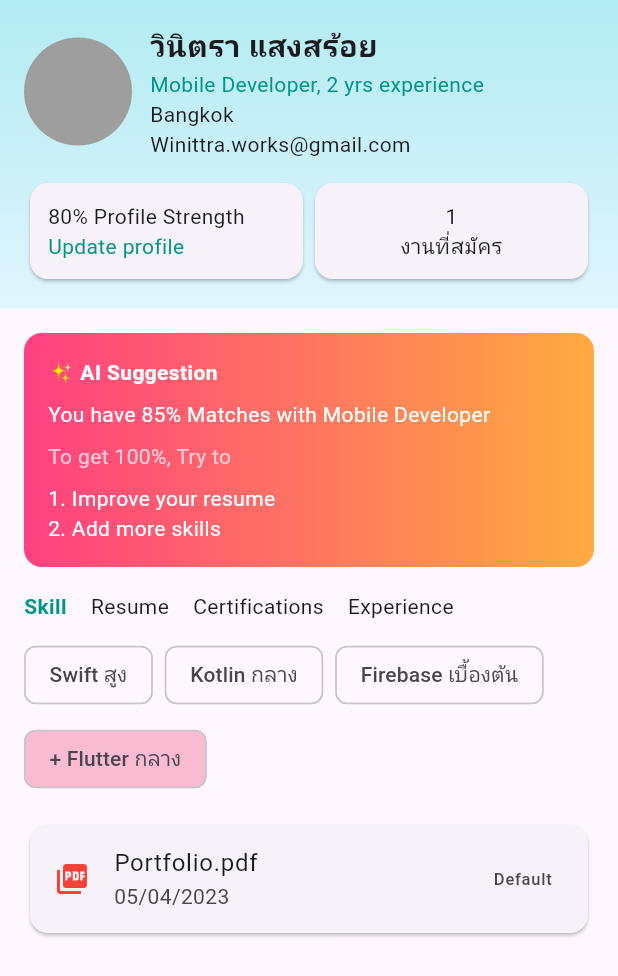
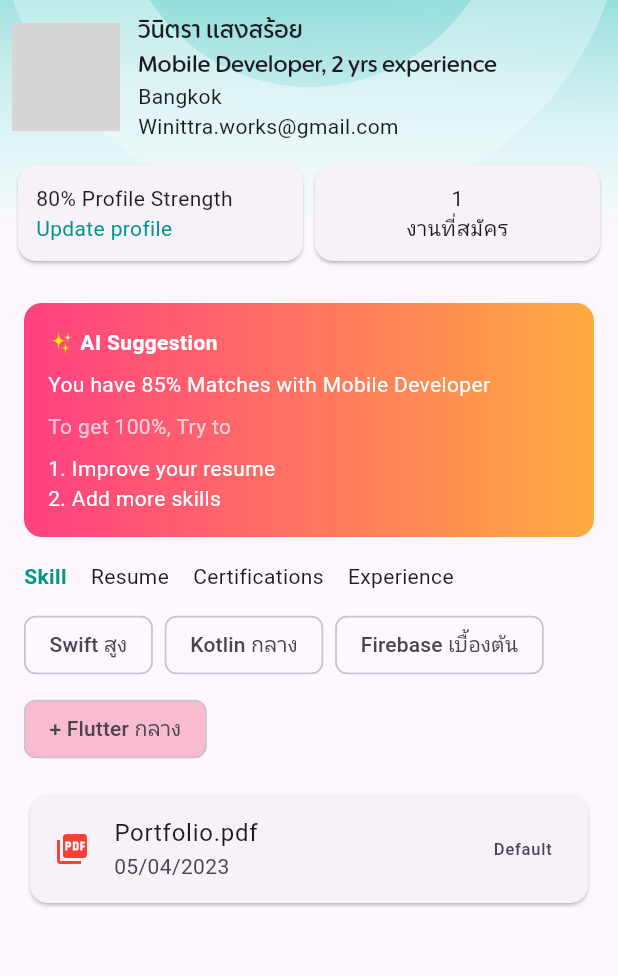
Before and after one commit to GofiveCorp/Jobdeeo-Go5-shark-tank, a Flutter app: the ProfileScreen screen opened directly, on a phone screen of 412 x 824 dp. Shown: the top 976 px of the screen. Run offline on Flutter 3.47's test engine with Material 3 defaults, Android fonts, the phone set to English and light mode, and no system bars; our stand-ins replace flutter_svg; network calls fail; grey boxes are pictures that could not be loaded.

Commit message:
core : add font

```diff
--- a/lib/src/core/base/image_resource.dart
+++ b/lib/src/core/base/image_resource.dart
@@ -15,5 +15,7 @@ class ImageResource {
   static const String profileSelected = 'assets/common/ic_profile.svg';
   static const String swipeSelected = 'assets/common/ic_swipe.svg';
 
+  static const String icProfileHeader = 'assets/common/ic_profile_header.svg';
+
 
 }
--- a/lib/src/features/profile/profile_screen.dart
+++ b/lib/src/features/profile/profile_screen.dart
@@ -1,4 +1,7 @@
 import 'package:flutter/material.dart';
+import 'package:flutter_svg/svg.dart';
+import 'package:jobdeeo/src/core/base/image_resource.dart';
+import 'package:jobdeeo/src/core/base/txt_styles.dart';
 
 class ProfileScreen extends StatefulWidget {
   const ProfileScreen({super.key});
@@ -10,44 +13,63 @@ class ProfileScreen extends StatefulWidget {
 class _ProfileScreenState extends State<ProfileScreen> {
   @override
   Widget build(BuildContext context) {
-    return SafeArea(
-      child: Scaffold(
-        body: SingleChildScrollView( // เผื่อ scroll ได้
+    return Scaffold(
+      body: SafeArea(
+        child: SingleChildScrollView(
+          // เผื่อ scroll ได้
           child: Column(
             crossAxisAlignment: CrossAxisAlignment.start,
             children: [
               // 🔹 Profile Header
               Container(
                 width: double.infinity,
-                padding: const EdgeInsets.all(16),
-                decoration: const BoxDecoration(
-                  gradient: LinearGradient(
-                    colors: [Color(0xFFB2EBF2), Color(0xFFE1F5FE)],
-                    begin: Alignment.topCenter,
-                    end: Alignment.bottomCenter,
+                child: Stack(
+                  children: [
+                    Align(
+                      alignment: Alignment.topCenter,
+                      child: SizedBox(
+                        width: double.infinity, // ✅ บังคับให้กินเต็มจอ
+                        child: SvgPicture.asset(
+                          ImageResource.icProfileHeader,
+                          fit: BoxFit.cover, // ✅ ยืดให้เต็มกว้าง
                         ),
                       ),
+                    ),
+                    Align(
+                      alignment: Alignment.topCenter,
+
+                      child: Padding(
+                        padding: const EdgeInsets.all(8.0),
                         child: Column(
                           crossAxisAlignment: CrossAxisAlignment.start,
                           children: [
                             // Avatar + Name
                             Row(
                               children: [
-                        const CircleAvatar(
+                                CircleAvatar(
                                   radius: 36,
-                          backgroundColor: Colors.grey,
-                          // backgroundImage: AssetImage("assets/avatar.png"),
+                                  backgroundColor: Colors.grey[300],
+                                  backgroundImage: NetworkImage(
+                                    "https://www.wfla.com/wp-content/uploads/sites/71/2023/05/GettyImages-1389862392.jpg?w=2560&h=1440&crop=1",
                                   ),
+                                ),
+
                                 const SizedBox(width: 12),
                                 Column(
                                   crossAxisAlignment: CrossAxisAlignment.start,
                                   children: const [
-                            Text("วินิตรา แสงสร้อย", style: TextStyle(fontSize: 20, fontWeight: FontWeight.bold)),
-                            Text("Mobile Developer, 2 yrs experience", style: TextStyle(color: Colors.teal)),
+                                    Text(
+                                      "วินิตรา แสงสร้อย",
+                                      style: fontTitleStrong,
+                                    ),
+                                    Text(
+                                      "Mobile Developer, 2 yrs experience",
+                                      style: fontTitleStrong,
+                                    ),
                                     Text("Bangkok"),
                                     Text("Winittra.works@gmail.com"),
                                   ],
-                        )
+                                ),
                               ],
                             ),
                             const SizedBox(height: 12),
@@ -60,10 +82,16 @@ class _ProfileScreenState extends State<ProfileScreen> {
                                     child: Padding(
                                       padding: const EdgeInsets.all(12.0),
                                       child: Column(
-                                crossAxisAlignment: CrossAxisAlignment.start,
+                                        crossAxisAlignment:
+                                            CrossAxisAlignment.start,
                                         children: const [
                                           Text("80% Profile Strength"),
-                                  Text("Update profile", style: TextStyle(color: Colors.teal)),
+                                          Text(
+                                            "Update profile",
+                                            style: TextStyle(
+                                              color: Colors.teal,
+                                            ),
+                                          ),
                                         ],
                                       ),
                                     ),
@@ -81,8 +109,12 @@ class _ProfileScreenState extends State<ProfileScreen> {
                                       ),
                                     ),
                                   ),
-                        )
+                                ),
                               ],
+                            ),
+                          ],
+                        ),
+                      ),
                     ),
                   ],
                 ),
@@ -104,15 +136,32 @@ class _ProfileScreenState extends State<ProfileScreen> {
                 child: Column(
                   crossAxisAlignment: CrossAxisAlignment.start,
                   children: const [
-                    Text("✨ AI Suggestion", style: TextStyle(color: Colors.white, fontWeight: FontWeight.bold)),
+                    Text(
+                      "✨ AI Suggestion",
+                      style: TextStyle(
+                        color: Colors.white,
+                        fontWeight: FontWeight.bold,
+                      ),
+                    ),
                     SizedBox(height: 8),
-                    Text("You have 85% Matches with Mobile Developer",
-                        style: TextStyle(color: Colors.white)),
+                    Text(
+                      "You have 85% Matches with Mobile Developer",
+                      style: TextStyle(color: Colors.white),
+                    ),
                     SizedBox(height: 8),
-                    Text("To get 100%, Try to", style: TextStyle(color: Colors.white70)),
+                    Text(
+                      "To get 100%, Try to",
+                      style: TextStyle(color: Colors.white70),
+                    ),
                     SizedBox(height: 8),
-                    Text("1. Improve your resume", style: TextStyle(color: Colors.white)),
-                    Text("2. Add more skills", style: TextStyle(color: Colors.white)),
+                    Text(
+                      "1. Improve your resume",
+                      style: TextStyle(color: Colors.white),
+                    ),
+                    Text(
+                      "2. Add more skills",
+                      style: TextStyle(color: Colors.white),
+                    ),
                   ],
                 ),
               ),
@@ -124,7 +173,13 @@ class _ProfileScreenState extends State<ProfileScreen> {
                 padding: const EdgeInsets.symmetric(horizontal: 16),
                 child: Row(
                   children: const [
-                    Text("Skill", style: TextStyle(fontWeight: FontWeight.bold, color: Colors.teal)),
+                    Text(
+                      "Skill",
+                      style: TextStyle(
+                        fontWeight: FontWeight.bold,
+                        color: Colors.teal,
+                      ),
+                    ),
                     SizedBox(width: 16),
                     Text("Resume"),
                     SizedBox(width: 16),
@@ -147,7 +202,10 @@ class _ProfileScreenState extends State<ProfileScreen> {
                     Chip(label: Text("Swift สูง")),
                     Chip(label: Text("Kotlin กลาง")),
                     Chip(label: Text("Firebase เบื้องต้น")),
-                    Chip(label: Text("+ Flutter กลาง"), backgroundColor: Colors.pink.shade100),
+                    Chip(
+                      label: Text("+ Flutter กลาง"),
+                      backgroundColor: Colors.pink.shade100,
+                    ),
                   ],
                 ),
               ),
@@ -159,7 +217,10 @@ class _ProfileScreenState extends State<ProfileScreen> {
                 padding: const EdgeInsets.symmetric(horizontal: 16),
                 child: Card(
                   child: ListTile(
-                    leading: const Icon(Icons.picture_as_pdf, color: Colors.red),
+                    leading: const Icon(
+                      Icons.picture_as_pdf,
+                      color: Colors.red,
+                    ),
                     title: const Text("Portfolio.pdf"),
                     subtitle: const Text("05/04/2023"),
                     trailing: const Text("Default"),
@@ -171,7 +232,6 @@ class _ProfileScreenState extends State<ProfileScreen> {
             ],
           ),
         ),
-
       ),
     );
   }
```
Also changed, not shown: lib/src/core/base/txt_styles.dart (added, +47 -0 lines), pubspec.yaml (+13 -0 lines), assets/common/ic_profile_header.svg (added), assets/fonts/gofive_bold.ttf (added), assets/fonts/gofive_medium.ttf (added), assets/fonts/gofive_semi_bold.ttf (added), assets/fonts/gofive_text.ttf (added), lib/src/core/base/demension.dart (added). Lines whose indentation alone changed are shown as unchanged.
